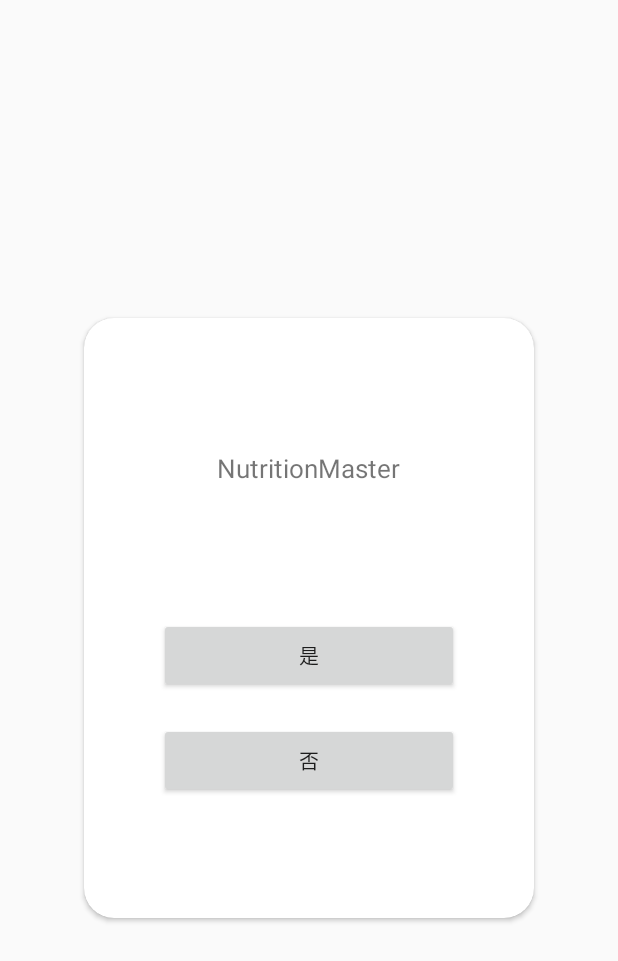
After one commit to wangtianrui/NutritionMaster, an Android app: the layout add_item.xml on its own in the app's theme, with its tools: preview values and no code run, on a phone screen of 412 x 824 dp. The commit adds this screen. Shown: the top 961 px of the screen. Run offline under Robolectric (Android 15) with nearby library versions, the phone set to English and light mode, and no system bars.

Commit message:
个人信息补全界面

```diff
--- a/app/build.gradle
+++ b/app/build.gradle
@@ -66,4 +66,7 @@
     implementation 'com.android.support:cardview-v7:26.1.0'
     //混合式recyclerview
     compile 'com.github.CymChad:BaseRecyclerViewAdapterHelper:2.9.30'
+    //翻页view
+    compile 'com.github.czy1121:turncardlistview:1.0.0'
+
 }
--- a/app/src/main/AndroidManifest.xml
+++ b/app/src/main/AndroidManifest.xml
@@ -17,9 +17,11 @@
 
     <!-- 相机权限 -->
     <uses-permission android:name="android.permission.CAMERA" />
+
     <uses-feature
         android:name="android.hardware.camera"
         android:required="false" />
+
     <uses-permission android:name="android.permission.WRITE_EXTERNAL_STORAGE" />
 
     <application
@@ -42,7 +44,9 @@
         <receiver
             android:name=".step.StepStarter"
             android:enabled="true"
-            android:exported="true"></receiver>
+            android:exported="true" />
+
+        <activity android:name=".modules.addinformation.AddActivity"></activity>
     </application>
 
 </manifest>
--- /dev/null
+++ b/app/src/main/res/drawable/ic_back_button.xml
@@ -0,0 +1,4 @@
+<vector android:height="24dp" android:viewportHeight="1024.0"
+    android:viewportWidth="1024.0" android:width="24dp" xmlns:android="http://schemas.android.com/apk/res/android">
+    <path android:fillColor="#2c2c2c" android:pathData="M228.9,535.7l238.5,238.5a51.2,51.2 0,0 1,-72.4 72.4L69.1,520.8a51.1,51.1 0,0 1,-9.7 -13.5,51.2 51.2,0 0,1 6.8,-64.1l325.8,-325.8A51.2,51.2 0,1 1,464.4 189.8L220.9,433.3H888.8a51.2,51.2 0,0 1,0 102.4H228.9z"/>
+</vector>
--- /dev/null
+++ b/app/src/main/res/drawable/ic_data_add.xml
@@ -0,0 +1,5 @@
+<vector android:height="24dp" android:viewportHeight="1024.0"
+    android:viewportWidth="1024.0" android:width="24dp" xmlns:android="http://schemas.android.com/apk/res/android">
+    <path android:fillColor="#ffffff" android:pathData="M512,967.1A455.1,455.1 0,1 0,512 56.9a455.1,455.1 0,0 0,0 910.2zM512,1024A512,512 0,1 1,512 0a512,512 0,0 1,0 1024z"/>
+    <path android:fillColor="#ffffff" android:pathData="M712.2,606.7c-69.3,-16.3 -104.8,-55.1 -110.9,-63.2 -6.1,-8.2 -6.1,-18.4 -6.1,-30.6 0,-4.1 2,-10.2 4.1,-14.2l2,-4.1c2,-4.1 10.1,-24.5 16.3,-36.8 0,-2 4,-8.2 8.1,-12.2 6.1,-4.1 12.2,-10.2 22.4,-22.4 16.3,-24.5 8.2,-46.9 -6.1,-57.1v-4c8.1,-22.5 12.2,-48.9 10.2,-81.6 -2.1,-34.7 -34.7,-87.7 -118.3,-87.7 -83.6,0 -116.2,51 -118.2,87.7 -2,32.6 2,59.1 10.2,79.5V364.1c-14.3,12.3 -20.5,34.7 -6.1,59.2 8.1,12.2 16.3,18.3 22.4,22.4 4.1,4.1 8.2,10.2 8.2,12.2 6.1,12.3 14.3,30.6 16.3,36.8l2,4c2,6.1 4,10.2 4,14.2 0,10.2 0,22.5 -6.1,30.7 -6.1,8.1 -40.8,46.9 -110.1,63.1 -61.2,14.3 -100.7,49.3 -100.7,129.8 0,4.1 4.1,10.2 10.2,10.2h533.7c4,0 10.2,-4.1 10.2,-10.2 0,-84.5 -34.7,-115.5 -97.8,-129.7z"/>
+</vector>
--- /dev/null
+++ b/app/src/main/res/layout/add_item.xml
@@ -0,0 +1,53 @@
+<?xml version="1.0" encoding="utf-8"?>
+<android.support.v7.widget.CardView xmlns:android="http://schemas.android.com/apk/res/android"
+    xmlns:app="http://schemas.android.com/apk/res-auto"
+    xmlns:tools="http://schemas.android.com/tools"
+    android:layout_width="300dp"
+    android:layout_height="400dp"
+    android:layout_gravity="center"
+    app:cardCornerRadius="20dp">
+
+    <LinearLayout
+        android:id="@+id/image"
+        android:layout_width="match_parent"
+        android:layout_height="match_parent"
+        android:gravity="center_horizontal"
+        android:orientation="vertical">
+
+        <LinearLayout
+            android:layout_width="match_parent"
+            android:layout_height="200dp"
+            android:gravity="center"
+            android:orientation="vertical">
+
+            <TextView
+                android:id="@+id/title_view"
+                android:layout_width="wrap_content"
+                android:layout_height="wrap_content"
+                android:gravity="center"
+                android:text="@string/app_name"
+                android:textSize="17sp" />
+
+        </LinearLayout>
+
+        <Button
+            android:id="@+id/choose_first"
+            android:layout_width="200dp"
+            android:textSize="13sp"
+            android:layout_height="50dp"
+            android:text="是">
+
+        </Button>
+
+        <Button
+            android:id="@+id/choose_second"
+            android:layout_width="200dp"
+            android:layout_height="50dp"
+            android:layout_marginTop="20dp"
+            android:text="否"
+            android:textSize="13sp">
+
+        </Button>
+
+    </LinearLayout>
+</android.support.v7.widget.CardView>
```
Also changed, not shown: app/src/main/java/com/example/ninefourone/nutritionmaster/modules/MainActivity.java (+19 -4 lines), app/src/main/java/com/example/ninefourone/nutritionmaster/modules/addinformation/AddActivity.java (added, +127 -0 lines), app/src/main/res/layout/activity_add.xml (added, +25 -0 lines), app/src/main/res/layout/activity_main.xml (+10 -0 lines).
